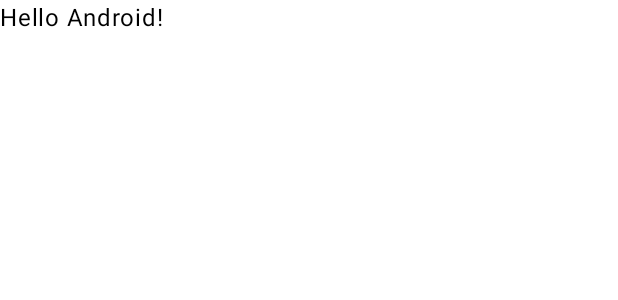
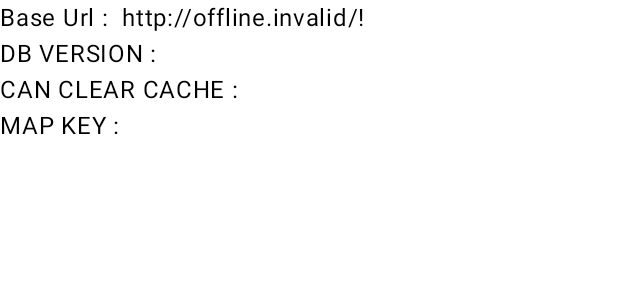
Before and after one commit to sunilshiv/AdvanceMultiModularArchitecture, an Android app built with Jetpack Compose: the @Preview function GreetingPreview, on a phone screen of 412 x 824 dp. Shown: the top 300 px of the screen. Run offline under Robolectric (Android 15) with nearby library versions, the phone set to English and light mode, and no system bars.

Commit message:
Add build parameters to build configuration

```diff
--- a/app/src/main/java/com/demo/advancemultimodulararchitecture/MainActivity.kt
+++ b/app/src/main/java/com/demo/advancemultimodulararchitecture/MainActivity.kt
@@ -4,6 +4,7 @@ import android.os.Bundle
 import androidx.activity.ComponentActivity
 import androidx.activity.compose.setContent
 import androidx.activity.enableEdgeToEdge
+import androidx.compose.foundation.layout.Column
 import androidx.compose.foundation.layout.fillMaxSize
 import androidx.compose.foundation.layout.padding
 import androidx.compose.material3.Scaffold
@@ -21,7 +22,6 @@ class MainActivity : ComponentActivity() {
             AdvanceMultiModularArchitectureTheme {
                 Scaffold(modifier = Modifier.fillMaxSize()) { innerPadding ->
                     Greeting(
-                        name = MapProvider.MAPID,
                         modifier = Modifier.padding(innerPadding)
                     )
                 }
@@ -31,17 +31,36 @@ class MainActivity : ComponentActivity() {
 }
 
 @Composable
-fun Greeting(name: String, modifier: Modifier = Modifier) {
-    Text(
-        text = "Hello $name!",
-        modifier = modifier
-    )
+fun Greeting(modifier: Modifier = Modifier) {
+    Column(modifier = modifier) {
+        Text(
+            text = "Base Url :  ${BuildConfig.BASE_URL}!",
+            modifier = modifier
+        )
+
+        Text(
+            text = "DB VERSION :${BuildConfig.DB_VERSION}",
+            modifier = modifier
+        )
+
+        Text(
+            text = "CAN CLEAR CACHE : ${BuildConfig.CAN_CLEAR_CACHE} ",
+            modifier = modifier
+        )
+
+        Text(
+            text = "MAP KEY : ${BuildConfig.MAP_KEY}",
+            modifier = modifier
+        )
+    }
+
+
 }
 
 @Preview(showBackground = true)
 @Composable
 fun GreetingPreview() {
     AdvanceMultiModularArchitectureTheme {
-        Greeting("Android")
+        Greeting()
     }
 }
```
Also changed, not shown: buildSrc/src/main/kotlin/BuildCreator.kt (+15 -0 lines), buildSrc/src/main/kotlin/BuildVariables.kt (added, +7 -0 lines), buildSrc/src/main/kotlin/Extentions.kt (+13 -0 lines), 2 other files.
